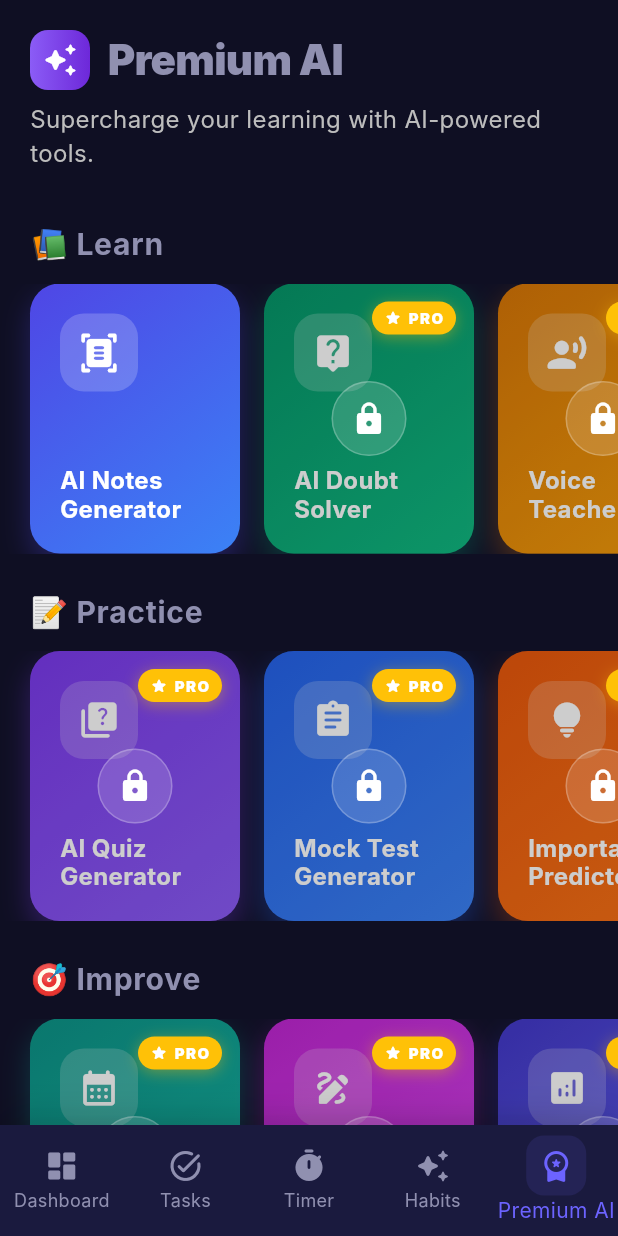
After one commit to ragiib/study_worrior, a Flutter app: the screen it shows after launch, scrolled down 304 dp, after a tap on "Premium AI", on a phone screen of 412 x 824 dp. The commit adds this screen. Run offline on Flutter 3.47's test engine with Material 3 defaults, Android fonts, the phone set to English and light mode, and no system bars; our stand-ins replace fl_chart, flutter_local_notifications, flutter_markdown, hive_flutter, image_picker, pdf and 4 more; missing offline and left inert: google_mlkit_text_recognition; accounts and stored records are empty; Roboto replaces fonts that are missing (Inter).

Commit message:
Premium added

```diff
--- a/study_warrior/lib/app/screens/dashboard_screen.dart
+++ b/study_warrior/lib/app/screens/dashboard_screen.dart
@@ -13,7 +13,7 @@ import '../providers/task_provider.dart';
 import '../providers/habit_provider.dart';
 import '../theme/app_theme.dart';
 import 'detailed_stats_screen.dart';
-import 'ai_notes_generator_screen.dart';
+import 'settings_screen.dart';
 import 'saved_notes_screen.dart';
 
 class DashboardScreen extends StatelessWidget {
@@ -74,7 +74,11 @@ class DashboardScreen extends StatelessWidget {
       emoji = '🌙';
     }
 
-    return Column(
+    return Row(
+      mainAxisAlignment: MainAxisAlignment.spaceBetween,
+      crossAxisAlignment: CrossAxisAlignment.start,
+      children: [
+        Column(
           crossAxisAlignment: CrossAxisAlignment.start,
           children: [
             Text(
@@ -86,6 +90,17 @@ class DashboardScreen extends StatelessWidget {
               'Study Warrior',
               style: Theme.of(context).textTheme.headlineLarge?.copyWith(
                     fontWeight: FontWeight.w800,
+                  ),
+            ),
+          ],
+        ),
+        IconButton(
+          onPressed: () {
+            Navigator.push(context, MaterialPageRoute(builder: (_) => const SettingsScreen()));
+          },
+          icon: const Icon(Icons.settings_rounded),
+          style: IconButton.styleFrom(
+            backgroundColor: Theme.of(context).colorScheme.primary.withAlpha(20),
           ),
         ),
       ],
@@ -396,11 +411,11 @@ class DashboardScreen extends StatelessWidget {
         Row(
           children: [
             _QuickActionButton(
-              icon: Icons.auto_awesome,
-              label: 'AI Notes',
+              icon: Icons.workspace_premium_rounded,
+              label: 'Premium AI',
               color: Colors.purpleAccent,
               onTap: () {
-                Navigator.push(context, MaterialPageRoute(builder: (_) => const AiNotesGeneratorScreen()));
+                if (onNavigate != null) onNavigate!(4);
               },
             ),
             SizedBox(width: 8),
--- /dev/null
+++ b/study_warrior/lib/app/screens/premium_ai_screen.dart
@@ -0,0 +1,214 @@
+import 'package:flutter/material.dart';
+
+import '../widgets/premium_feature_card.dart';
+import 'ai_notes_generator_screen.dart';
+import 'premium_upgrade_screen.dart';
+
+class PremiumAiScreen extends StatelessWidget {
+  const PremiumAiScreen({super.key});
+
+  void _handleLockedFeatureTap(BuildContext context) {
+    Navigator.push(
+      context,
+      MaterialPageRoute(builder: (_) => const PremiumUpgradeScreen()),
+    );
+  }
+
+  void _navigateToAiNotes(BuildContext context) {
+    Navigator.push(
+      context,
+      MaterialPageRoute(builder: (_) => const AiNotesGeneratorScreen()),
+    );
+  }
+
+  @override
+  Widget build(BuildContext context) {
+    final theme = Theme.of(context);
+    final isDark = theme.brightness == Brightness.dark;
+
+    return SafeArea(
+      child: CustomScrollView(
+        slivers: [
+          // Header
+          SliverToBoxAdapter(
+            child: Padding(
+              padding: const EdgeInsets.fromLTRB(20, 20, 20, 10),
+              child: Column(
+                crossAxisAlignment: CrossAxisAlignment.start,
+                children: [
+                  Row(
+                    children: [
+                      Container(
+                        padding: const EdgeInsets.all(8),
+                        decoration: BoxDecoration(
+                          gradient: const LinearGradient(
+                            colors: [Color(0xFF8B5CF6), Color(0xFF6D28D9)],
+                          ),
+                          borderRadius: BorderRadius.circular(12),
+                        ),
+                        child: const Icon(Icons.auto_awesome_rounded, color: Colors.white, size: 24),
+                      ),
+                      const SizedBox(width: 12),
+                      const Text(
+                        'Premium AI',
+                        style: TextStyle(
+                          fontSize: 28,
+                          fontWeight: FontWeight.w900,
+                          letterSpacing: -0.5,
+                        ),
+                      ),
+                    ],
+                  ),
+                  const SizedBox(height: 8),
+                  Text(
+                    'Supercharge your learning with AI-powered tools.',
+                    style: TextStyle(
+                      fontSize: 16,
+                      color: isDark ? Colors.grey[400] : Colors.grey[600],
+                    ),
+                  ),
+                ],
+              ),
+            ),
+          ),
+
+          // Categories
+          SliverToBoxAdapter(
+            child: Column(
+              crossAxisAlignment: CrossAxisAlignment.start,
+              children: [
+                _buildCategorySection(
+                  context,
+                  title: '📚 Learn',
+                  children: [
+                    PremiumFeatureCard(
+                      title: 'AI Notes\nGenerator',
+                      icon: Icons.document_scanner_rounded,
+                      gradientColors: const [Color(0xFF4F46E5), Color(0xFF3B82F6)],
+                      isLocked: false, // Unlocked as requested
+                      onTap: () => _navigateToAiNotes(context),
+                    ),
+                    PremiumFeatureCard(
+                      title: 'AI Doubt\nSolver',
+                      icon: Icons.live_help_rounded,
+                      gradientColors: const [Color(0xFF059669), Color(0xFF10B981)],
+                      isLocked: true,
+                      onTap: () => _handleLockedFeatureTap(context),
+                    ),
+                    PremiumFeatureCard(
+                      title: 'Voice\nTeacher',
+                      icon: Icons.record_voice_over_rounded,
+                      gradientColors: const [Color(0xFFD97706), Color(0xFFF59E0B)],
+                      isLocked: true,
+                      onTap: () => _handleLockedFeatureTap(context),
+                    ),
+                    PremiumFeatureCard(
+                      title: 'Best YouTube\nFinder',
+                      icon: Icons.smart_display_rounded,
+                      gradientColors: const [Color(0xFFDC2626), Color(0xFFEF4444)],
+                      isLocked: true,
+                      onTap: () => _handleLockedFeatureTap(context),
+                    ),
+                  ],
+                ),
+                _buildCategorySection(
+                  context,
+                  title: '📝 Practice',
+                  children: [
+                    PremiumFeatureCard(
+                      title: 'AI Quiz\nGenerator',
+                      icon: Icons.quiz_rounded,
+                      gradientColors: const [Color(0xFF7C3AED), Color(0xFF8B5CF6)],
+                      isLocked: true,
+                      onTap: () => _handleLockedFeatureTap(context),
+                    ),
+                    PremiumFeatureCard(
+                      title: 'Mock Test\nGenerator',
+                      icon: Icons.assignment_rounded,
+                      gradientColors: const [Color(0xFF2563EB), Color(0xFF3B82F6)],
+                      isLocked: true,
+                      onTap: () => _handleLockedFeatureTap(context),
+                    ),
+                    PremiumFeatureCard(
+                      title: 'Important\nPredictor',
+                      icon: Icons.lightbulb_rounded,
+                      gradientColors: const [Color(0xFFEA580C), Color(0xFFF97316)],
+                      isLocked: true,
+                      onTap: () => _handleLockedFeatureTap(context),
+                    ),
+                  ],
+                ),
+                _buildCategorySection(
+                  context,
+                  title: '🎯 Improve',
+                  children: [
+                    PremiumFeatureCard(
+                      title: 'Study\nPlanner',
+                      icon: Icons.calendar_month_rounded,
+                      gradientColors: const [Color(0xFF0D9488), Color(0xFF14B8A6)],
+                      isLocked: true,
+                      onTap: () => _handleLockedFeatureTap(context),
+                    ),
+                    PremiumFeatureCard(
+                      title: 'Answer Writing\nAssistant',
+                      icon: Icons.draw_rounded,
+                      gradientColors: const [Color(0xFFC026D3), Color(0xFFD946EF)],
+                      isLocked: true,
+                      onTap: () => _handleLockedFeatureTap(context),
+                    ),
+                    PremiumFeatureCard(
+                      title: 'Analytics\nDashboard',
+                      icon: Icons.analytics_rounded,
+                      gradientColors: const [Color(0xFF4338CA), Color(0xFF6366F1)],
+                      isLocked: true,
+                      onTap: () => _handleLockedFeatureTap(context),
+                    ),
+                  ],
+                ),
+                const SizedBox(height: 40),
+              ],
+            ),
+          ),
+        ],
+      ),
+    );
+  }
+
+  Widget _buildCategorySection(
+    BuildContext context, {
+    required String title,
+    required List<Widget> children,
+  }) {
+    return Column(
+      crossAxisAlignment: CrossAxisAlignment.start,
+      children: [
+        Padding(
+          padding: const EdgeInsets.fromLTRB(20, 24, 20, 12),
+          child: Text(
+            title,
+            style: const TextStyle(
+              fontSize: 20,
+              fontWeight: FontWeight.bold,
+              letterSpacing: 0.5,
+            ),
+          ),
+        ),
+        SizedBox(
+          height: 180,
+          child: ListView.separated(
+            padding: const EdgeInsets.symmetric(horizontal: 20),
+            scrollDirection: Axis.horizontal,
+            itemCount: children.length,
+            separatorBuilder: (context, index) => const SizedBox(width: 16),
+            itemBuilder: (context, index) {
+              return SizedBox(
+                width: 140, // Fixed width for cards
+                child: children[index],
+              );
+            },
+          ),
+        ),
+      ],
+    );
+  }
+}
--- /dev/null
+++ b/study_warrior/lib/app/widgets/premium_feature_card.dart
@@ -0,0 +1,142 @@
+import 'package:flutter/material.dart';
+
+class PremiumFeatureCard extends StatelessWidget {
+  final String title;
+  final IconData icon;
+  final List<Color> gradientColors;
+  final bool isLocked;
+  final VoidCallback onTap;
+
+  const PremiumFeatureCard({
+    super.key,
+    required this.title,
+    required this.icon,
+    required this.gradientColors,
+    this.isLocked = true,
+    required this.onTap,
+  });
+
+  @override
+  Widget build(BuildContext context) {
+    return GestureDetector(
+      onTap: onTap,
+      child: Container(
+        decoration: BoxDecoration(
+          gradient: LinearGradient(
+            colors: gradientColors,
+            begin: Alignment.topLeft,
+            end: Alignment.bottomRight,
+          ),
+          borderRadius: BorderRadius.circular(20),
+          boxShadow: [
+            BoxShadow(
+              color: gradientColors.first.withAlpha(80),
+              blurRadius: 15,
+              offset: const Offset(0, 8),
+            ),
+          ],
+        ),
+        child: Stack(
+          children: [
+            // Card Content
+            Padding(
+              padding: const EdgeInsets.all(20.0),
+              child: Column(
+                crossAxisAlignment: CrossAxisAlignment.start,
+                mainAxisAlignment: MainAxisAlignment.spaceBetween,
+                children: [
+                  Container(
+                    padding: const EdgeInsets.all(12),
+                    decoration: BoxDecoration(
+                      color: Colors.white.withAlpha(50),
+                      borderRadius: BorderRadius.circular(16),
+                    ),
+                    child: Icon(
+                      icon,
+                      color: Colors.white,
+                      size: 28,
+                    ),
+                  ),
+                  const SizedBox(height: 12),
+                  Text(
+                    title,
+                    style: const TextStyle(
+                      color: Colors.white,
+                      fontSize: 16,
+                      fontWeight: FontWeight.w700,
+                      height: 1.2,
+                    ),
+                  ),
+                ],
+              ),
+            ),
+
+            // Locked Overlay & Badges
+            if (isLocked)
+              Positioned.fill(
+                child: Container(
+                  decoration: BoxDecoration(
+                    color: Colors.black.withAlpha(50),
+                    borderRadius: BorderRadius.circular(20),
+                  ),
+                ),
+              ),
+
+            if (isLocked)
+              Positioned(
+                top: 12,
+                right: 12,
+                child: Container(
+                  padding: const EdgeInsets.symmetric(horizontal: 8, vertical: 4),
+                  decoration: BoxDecoration(
+                    color: Colors.amber,
+                    borderRadius: BorderRadius.circular(12),
+                    boxShadow: [
+                      BoxShadow(
+                        color: Colors.amber.withAlpha(100),
+                        blurRadius: 8,
+                        offset: const Offset(0, 2),
+                      ),
+                    ],
+                  ),
+                  child: Row(
+                    mainAxisSize: MainAxisSize.min,
+                    children: const [
+                      Icon(Icons.star_rounded, size: 12, color: Colors.white),
+                      SizedBox(width: 4),
+                      Text(
+                        'PRO',
+                        style: TextStyle(
+                          color: Colors.white,
+                          fontSize: 10,
+                          fontWeight: FontWeight.w900,
+                          letterSpacing: 1,
+                        ),
+                      ),
+                    ],
+                  ),
+                ),
+              ),
+
+            if (isLocked)
+              Center(
+                child: Container(
+                  padding: const EdgeInsets.all(12),
+                  decoration: BoxDecoration(
+                    color: Colors.white.withAlpha(40),
+                    shape: BoxShape.circle,
+                    border: Border.all(color: Colors.white.withAlpha(60)),
+                  ),
+                  child: const Icon(
+                    Icons.lock_rounded,
+                    color: Colors.white,
+                    size: 24,
+                  ),
+                ),
+              ),
+          ],
+        ),
+      ),
+    );
+  }
+}
--- a/study_warrior/lib/main.dart
+++ b/study_warrior/lib/main.dart
@@ -65,7 +65,7 @@ void main() async {
         ),
         // Pomodoro timer with notification support
         ChangeNotifierProvider(
-          create: (_) => PomodoroProvider(notificationService),
+          create: (_) => PomodoroProvider(notificationService, databaseService),
         ),
         // Habit tracking with streaks
         ChangeNotifierProvider(
```
Also changed, not shown: study_warrior/lib/app/providers/pomodoro_provider.dart (+15 -1 lines), study_warrior/lib/app/screens/main_shell.dart (+13 -4 lines), study_warrior/lib/app/screens/premium_upgrade_screen.dart (added, +210 -0 lines). Lines whose indentation alone changed are shown as unchanged.
